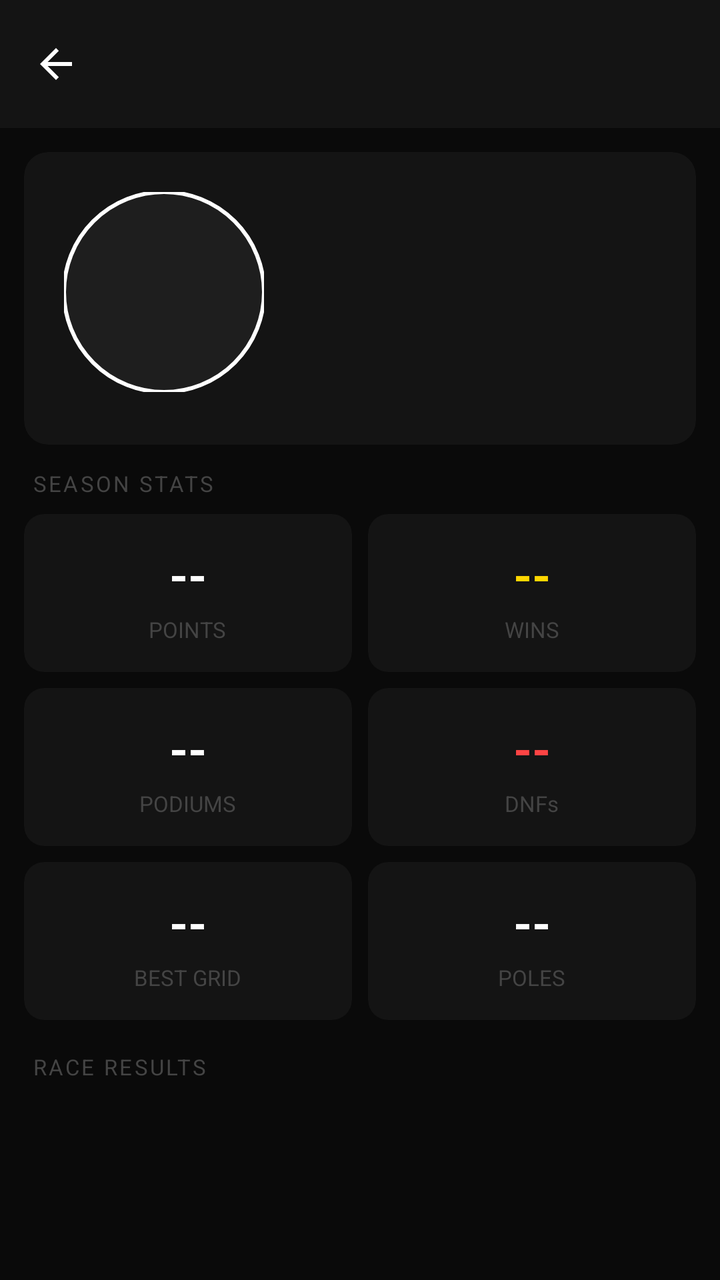
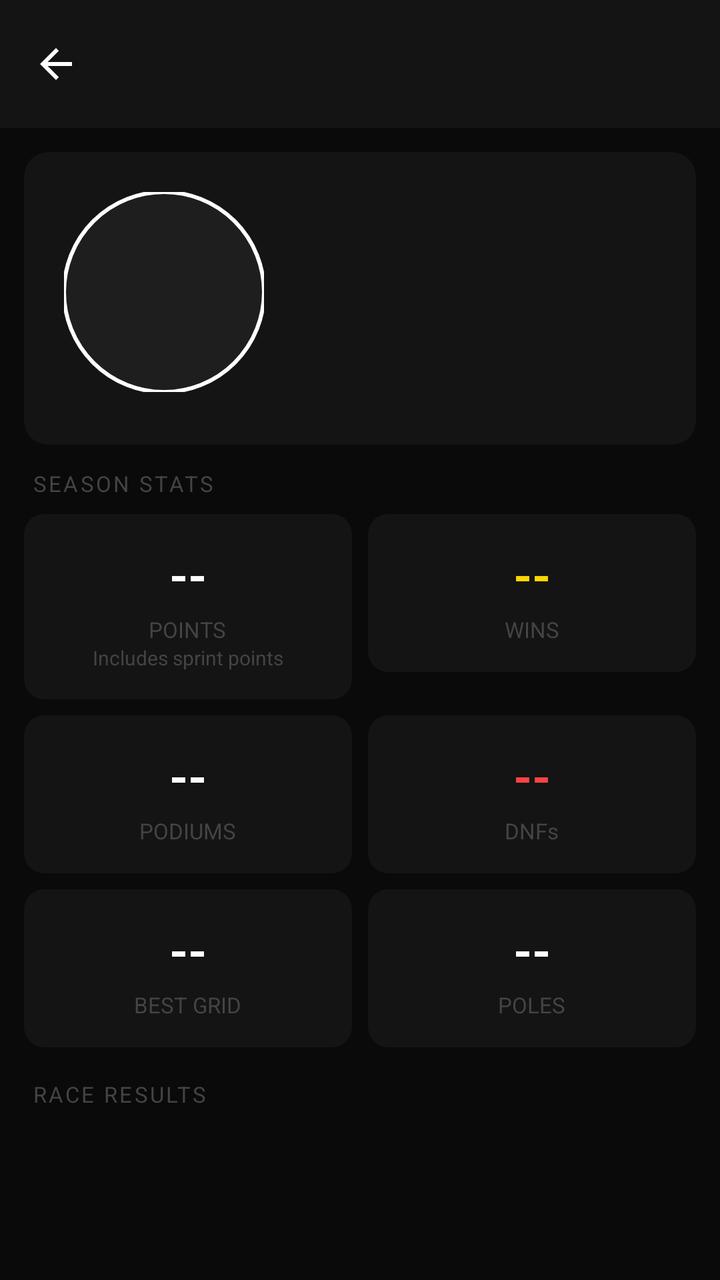

Compare the two renders of this Android layout. The source of the first and the diff that turns it into the second are given below.
<!-- AndroidManifest.xml: activity theme Theme.F1Stats -->
<!-- res/layout/activity_driver_profile.xml -->
<?xml version="1.0" encoding="utf-8"?>
<LinearLayout
    xmlns:android="http://schemas.android.com/apk/res/android"
    xmlns:app="http://schemas.android.com/apk/res-auto"
    android:layout_width="match_parent"
    android:layout_height="match_parent"
    android:orientation="vertical"
    android:background="@color/bg_dark"
    android:fitsSystemWindows="true">

    <androidx.appcompat.widget.Toolbar
        android:id="@+id/toolbar"
        android:layout_width="match_parent"
        android:layout_height="?attr/actionBarSize"
        android:background="@color/bg_surface"
        app:titleTextColor="@color/text_primary"
        app:subtitleTextColor="@color/text_secondary"
        app:navigationIcon="@drawable/ic_back" />

    <ProgressBar
        android:id="@+id/pb_loading"
        style="?android:attr/progressBarStyleHorizontal"
        android:layout_width="match_parent"
        android:layout_height="3dp"
        android:indeterminate="true"
        android:indeterminateTint="@color/f1_red"
        android:visibility="gone" />

    <androidx.core.widget.NestedScrollView
        android:layout_width="match_parent"
        android:layout_height="0dp"
        android:layout_weight="1">

        <LinearLayout
            android:layout_width="match_parent"
            android:layout_height="wrap_content"
            android:orientation="vertical">

            
            <com.google.android.material.card.MaterialCardView
                android:id="@+id/card_header"
                android:layout_width="match_parent"
                android:layout_height="wrap_content"
                android:layout_margin="@dimen/spacing_row"
                app:cardBackgroundColor="@color/bg_surface"
                app:cardCornerRadius="12dp"
                app:cardElevation="0dp"
                app:strokeWidth="0dp">

                <FrameLayout
                    android:layout_width="match_parent"
                    android:layout_height="wrap_content">

                    
                    <View
                        android:id="@+id/view_header_gradient"
                        android:layout_width="match_parent"
                        android:layout_height="match_parent" />

                    
                    <TextView
                        android:id="@+id/tv_number_watermark"
                        android:layout_width="wrap_content"
                        android:layout_height="wrap_content"
                        android:layout_gravity="end|center_vertical"
                        android:layout_marginEnd="-10dp"
                        android:textColor="@color/text_primary"
                        android:textSize="110sp"
                        android:textStyle="bold"
                        android:alpha="0.07"
                        android:text="" />

                    
                    <LinearLayout
                        android:layout_width="match_parent"
                        android:layout_height="wrap_content"
                        android:orientation="horizontal"
                        android:gravity="center_vertical"
                        android:padding="20dp">

                        
                        <com.google.android.material.imageview.ShapeableImageView
                            android:id="@+id/iv_headshot"
                            android:layout_width="100dp"
                            android:layout_height="100dp"
                            android:scaleType="centerCrop"
                            android:background="@color/bg_divider"
                            app:shapeAppearanceOverlay="@style/ShapeAppearance.Circle"
                            app:strokeColor="@color/text_primary"
                            app:strokeWidth="2dp" />

                        
                        <LinearLayout
                            android:layout_width="0dp"
                            android:layout_height="wrap_content"
                            android:layout_weight="1"
                            android:orientation="vertical"
                            android:layout_marginStart="@dimen/spacing_md">

                            <TextView
                                android:id="@+id/tv_driver_name"
                                android:layout_width="wrap_content"
                                android:layout_height="wrap_content"
                                android:textColor="@color/text_primary"
                                android:textSize="@dimen/text_display"
                                android:textStyle="bold" />

                            <TextView
                                android:id="@+id/tv_team_name"
                                android:layout_width="wrap_content"
                                android:layout_height="wrap_content"
                                android:layout_marginTop="@dimen/spacing_xs"
                                android:textSize="@dimen/text_body_sm"
                                android:textStyle="bold" />

                            <TextView
                                android:id="@+id/tv_number_flag"
                                android:layout_width="wrap_content"
                                android:layout_height="wrap_content"
                                android:layout_marginTop="6dp"
                                android:textColor="@color/text_secondary"
                                android:textSize="@dimen/text_caption" />

                            <TextView
                                android:id="@+id/tv_dob"
                                android:layout_width="wrap_content"
                                android:layout_height="wrap_content"
                                android:layout_marginTop="@dimen/spacing_xs"
                                android:textColor="@color/text_tertiary"
                                android:textSize="@dimen/text_metadata"
                                android:visibility="gone" />

                        </LinearLayout>
                    </LinearLayout>

                </FrameLayout>
            </com.google.android.material.card.MaterialCardView>

            
            <TextView
                android:layout_width="match_parent"
                android:layout_height="wrap_content"
                android:text="SEASON STATS"
                android:textColor="@color/text_hint"
                android:textSize="@dimen/text_small"
                android:letterSpacing="0.1"
                android:paddingStart="@dimen/spacing_md"
                android:paddingEnd="@dimen/spacing_md"
                android:paddingBottom="@dimen/spacing_sm" />

            
            <LinearLayout
                android:layout_width="match_parent"
                android:layout_height="wrap_content"
                android:orientation="horizontal"
                android:paddingStart="@dimen/spacing_row"
                android:paddingEnd="@dimen/spacing_row"
                android:layout_marginBottom="@dimen/spacing_sm">

                <com.google.android.material.card.MaterialCardView
                    android:layout_width="0dp"
                    android:layout_height="wrap_content"
                    android:layout_weight="1"
                    android:layout_marginEnd="@dimen/spacing_xs"
                    app:cardBackgroundColor="@color/bg_surface"
                    app:cardCornerRadius="10dp"
                    app:cardElevation="0dp"
                    app:strokeWidth="0dp">
                    <LinearLayout
                        android:layout_width="match_parent"
                        android:layout_height="wrap_content"
                        android:orientation="vertical"
                        android:gravity="center"
                        android:padding="14dp">
                        <TextView
                            android:id="@+id/tv_stat_points"
                            android:layout_width="wrap_content"
                            android:layout_height="wrap_content"
                            android:text="--"
                            android:textColor="@color/text_primary"
                            android:textSize="@dimen/text_section_header"
                            android:textStyle="bold" />
                        <TextView
                            android:layout_width="wrap_content"
                            android:layout_height="wrap_content"
                            android:text="POINTS"
                            android:textColor="@color/text_hint"
                            android:textSize="@dimen/text_small"
                            android:layout_marginTop="@dimen/spacing_xs" />
                    </LinearLayout>
                </com.google.android.material.card.MaterialCardView>

                <com.google.android.material.card.MaterialCardView
                    android:layout_width="0dp"
                    android:layout_height="wrap_content"
                    android:layout_weight="1"
                    android:layout_marginStart="@dimen/spacing_xs"
                    app:cardBackgroundColor="@color/bg_surface"
                    app:cardCornerRadius="10dp"
                    app:cardElevation="0dp"
                    app:strokeWidth="0dp">
                    <LinearLayout
                        android:layout_width="match_parent"
                        android:layout_height="wrap_content"
                        android:orientation="vertical"
                        android:gravity="center"
                        android:padding="14dp">
                        <TextView
                            android:id="@+id/tv_stat_wins"
                            android:layout_width="wrap_content"
                            android:layout_height="wrap_content"
                            android:text="--"
                            android:textColor="@color/status_yellow"
                            android:textSize="@dimen/text_section_header"
                            android:textStyle="bold" />
                        <TextView
                            android:layout_width="wrap_content"
                            android:layout_height="wrap_content"
                            android:text="WINS"
                            android:textColor="@color/text_hint"
                            android:textSize="@dimen/text_small"
                            android:layout_marginTop="@dimen/spacing_xs" />
                    </LinearLayout>
                </com.google.android.material.card.MaterialCardView>

            </LinearLayout>

            
            <LinearLayout
                android:layout_width="match_parent"
                android:layout_height="wrap_content"
                android:orientation="horizontal"
                android:paddingStart="@dimen/spacing_row"
                android:paddingEnd="@dimen/spacing_row"
                android:layout_marginBottom="@dimen/spacing_sm">

                <com.google.android.material.card.MaterialCardView
                    android:layout_width="0dp"
                    android:layout_height="wrap_content"
                    android:layout_weight="1"
                    android:layout_marginEnd="@dimen/spacing_xs"
                    app:cardBackgroundColor="@color/bg_surface"
                    app:cardCornerRadius="10dp"
                    app:cardElevation="0dp"
                    app:strokeWidth="0dp">
                    <LinearLayout
                        android:layout_width="match_parent"
                        android:layout_height="wrap_content"
                        android:orientation="vertical"
                        android:gravity="center"
                        android:padding="14dp">
                        <TextView
                            android:id="@+id/tv_stat_podiums"
                            android:layout_width="wrap_content"
                            android:layout_height="wrap_content"
                            android:text="--"
                            android:textColor="@color/text_primary"
                            android:textSize="@dimen/text_section_header"
                            android:textStyle="bold" />
                        <TextView
                            android:layout_width="wrap_content"
                            android:layout_height="wrap_content"
                            android:text="PODIUMS"
                            android:textColor="@color/text_hint"
                            android:textSize="@dimen/text_small"
                            android:layout_marginTop="@dimen/spacing_xs" />
                    </LinearLayout>
                </com.google.android.material.card.MaterialCardView>

                <com.google.android.material.card.MaterialCardView
                    android:layout_width="0dp"
                    android:layout_height="wrap_content"
                    android:layout_weight="1"
                    android:layout_marginStart="@dimen/spacing_xs"
                    app:cardBackgroundColor="@color/bg_surface"
                    app:cardCornerRadius="10dp"
                    app:cardElevation="0dp"
                    app:strokeWidth="0dp">
                    <LinearLayout
                        android:layout_width="match_parent"
                        android:layout_height="wrap_content"
                        android:orientation="vertical"
                        android:gravity="center"
                        android:padding="14dp">
                        <TextView
                            android:id="@+id/tv_stat_dnfs"
                            android:layout_width="wrap_content"
                            android:layout_height="wrap_content"
                            android:text="--"
                            android:textColor="@color/color_eliminated"
                            android:textSize="@dimen/text_section_header"
                            android:textStyle="bold" />
                        <TextView
                            android:layout_width="wrap_content"
                            android:layout_height="wrap_content"
                            android:text="DNFs"
                            android:textColor="@color/text_hint"
                            android:textSize="@dimen/text_small"
                            android:layout_marginTop="@dimen/spacing_xs" />
                    </LinearLayout>
                </com.google.android.material.card.MaterialCardView>

            </LinearLayout>

            
            <LinearLayout
                android:layout_width="match_parent"
                android:layout_height="wrap_content"
                android:orientation="horizontal"
                android:paddingStart="@dimen/spacing_row"
                android:paddingEnd="@dimen/spacing_row"
                android:layout_marginBottom="@dimen/spacing_md">

                <com.google.android.material.card.MaterialCardView
                    android:layout_width="0dp"
                    android:layout_height="wrap_content"
                    android:layout_weight="1"
                    android:layout_marginEnd="@dimen/spacing_xs"
                    app:cardBackgroundColor="@color/bg_surface"
                    app:cardCornerRadius="10dp"
                    app:cardElevation="0dp"
                    app:strokeWidth="0dp">
                    <LinearLayout
                        android:layout_width="match_parent"
                        android:layout_height="wrap_content"
                        android:orientation="vertical"
                        android:gravity="center"
                        android:padding="14dp">
                        <TextView
                            android:id="@+id/tv_stat_best_grid"
                            android:layout_width="wrap_content"
                            android:layout_height="wrap_content"
                            android:text="--"
                            android:textColor="@color/text_primary"
                            android:textSize="@dimen/text_section_header"
                            android:textStyle="bold" />
                        <TextView
                            android:layout_width="wrap_content"
                            android:layout_height="wrap_content"
                            android:text="BEST GRID"
                            android:textColor="@color/text_hint"
                            android:textSize="@dimen/text_small"
                            android:layout_marginTop="@dimen/spacing_xs" />
                    </LinearLayout>
                </com.google.android.material.card.MaterialCardView>

                <com.google.android.material.card.MaterialCardView
                    android:layout_width="0dp"
                    android:layout_height="wrap_content"
                    android:layout_weight="1"
                    android:layout_marginStart="@dimen/spacing_xs"
                    app:cardBackgroundColor="@color/bg_surface"
                    app:cardCornerRadius="10dp"
                    app:cardElevation="0dp"
                    app:strokeWidth="0dp">
                    <LinearLayout
                        android:layout_width="match_parent"
                        android:layout_height="wrap_content"
                        android:orientation="vertical"
                        android:gravity="center"
                        android:padding="14dp">
                        <TextView
                            android:id="@+id/tv_stat_poles"
                            android:layout_width="wrap_content"
                            android:layout_height="wrap_content"
                            android:text="--"
                            android:textColor="@color/text_primary"
                            android:textSize="@dimen/text_section_header"
                            android:textStyle="bold" />
                        <TextView
                            android:layout_width="wrap_content"
                            android:layout_height="wrap_content"
                            android:text="POLES"
                            android:textColor="@color/text_hint"
                            android:textSize="@dimen/text_small"
                            android:layout_marginTop="@dimen/spacing_xs" />
                    </LinearLayout>
                </com.google.android.material.card.MaterialCardView>

            </LinearLayout>

            
            <TextView
                android:layout_width="match_parent"
                android:layout_height="wrap_content"
                android:text="RACE RESULTS"
                android:textColor="@color/text_hint"
                android:textSize="@dimen/text_small"
                android:letterSpacing="0.1"
                android:paddingStart="@dimen/spacing_md"
                android:paddingEnd="@dimen/spacing_md"
                android:paddingBottom="@dimen/spacing_sm" />

            <androidx.recyclerview.widget.RecyclerView
                android:id="@+id/rv_driver_results"
                android:layout_width="match_parent"
                android:layout_height="wrap_content"
                android:nestedScrollingEnabled="false"
                android:clipToPadding="false"
                android:paddingBottom="@dimen/spacing_lg"
                android:layoutAnimation="@anim/layout_fall_down" />

        </LinearLayout>
    </androidx.core.widget.NestedScrollView>

</LinearLayout>
<!-- resources referenced by this layout -->
<resources>
  <color name="bg_dark">#0A0A0A</color>
  <color name="bg_divider">#1E1E1E</color>
  <color name="bg_surface">#141414</color>
  <color name="color_eliminated">#FF4444</color>
  <color name="f1_red">#E10600</color>
  <color name="status_yellow">#FFD700</color>
  <color name="text_hint">#444444</color>
  <color name="text_primary">#FFFFFF</color>
  <color name="text_secondary">#9E9E9E</color>
  <color name="text_tertiary">#666666</color>
  <dimen name="spacing_lg">24dp</dimen>
  <dimen name="spacing_md">16dp</dimen>
  <dimen name="spacing_row">12dp</dimen>
  <dimen name="spacing_sm">8dp</dimen>
  <dimen name="spacing_xs">4dp</dimen>
  <dimen name="text_body_sm">14sp</dimen>
  <dimen name="text_caption">13sp</dimen>
  <dimen name="text_display">22sp</dimen>
  <dimen name="text_metadata">12sp</dimen>
  <dimen name="text_section_header">24sp</dimen>
  <dimen name="text_small">11sp</dimen>
  <!-- drawable ic_back (drawable) -->
  <?xml version="1.0" encoding="utf-8"?>
  <vector xmlns:android="http://schemas.android.com/apk/res/android"
      android:width="24dp"
      android:height="24dp"
      android:viewportWidth="24"
      android:viewportHeight="24"
      android:tint="#FFFFFF">
      <path
          android:fillColor="@android:color/white"
          android:pathData="M20,11H7.83l5.59,-5.59L12,4l-8,8 8,8 1.41,-1.41L7.83,13H20v-2z" />
  </vector>
  <style name="ShapeAppearance.Circle" parent="">
          <item name="cornerFamily">rounded</item>
          <item name="cornerSize">50%</item>
      </style>
  <style name="Theme.F1Stats" parent="Theme.Material3.Dark.NoActionBar">
          <item name="colorPrimary">@color/f1_red</item>
          <item name="colorPrimaryVariant">#A10400</item>
          <item name="colorOnPrimary">@color/white</item>
          <item name="colorSecondary">@color/white</item>
          <item name="colorOnSecondary">@color/black</item>
          <item name="android:colorBackground">@color/bg_dark</item>
          <item name="colorSurface">@color/bg_surface</item>
          <item name="colorOnSurface">@color/text_primary</item>
          <item name="android:statusBarColor">@color/bg_dark</item>
          <item name="android:navigationBarColor">@color/bg_dark</item>
          <item name="android:windowTranslucentStatus">false</item>
          <item name="android:windowDrawsSystemBarBackgrounds">true</item>
      </style>
  <color name="white">#FFFFFFFF</color>
  <color name="black">#FF000000</color>
</resources>

<!-- the commit's change to res/layout/activity_driver_profile.xml (unified diff, before → after) -->
@@ -187,6 +187,12 @@
                             android:textColor="@color/text_hint"
                             android:textSize="@dimen/text_small"
                             android:layout_marginTop="@dimen/spacing_xs" />
+                        <TextView
+                            android:layout_width="wrap_content"
+                            android:layout_height="wrap_content"
+                            android:text="Includes sprint points"
+                            android:textColor="@color/text_hint"
+                            android:textSize="@dimen/text_label" />
                     </LinearLayout>
                 </com.google.android.material.card.MaterialCardView>
 
<!-- resource entries referenced after the edit -->
@@ -18,6 +18,7 @@
   <dimen name="text_body_sm">14sp</dimen>
   <dimen name="text_caption">13sp</dimen>
   <dimen name="text_display">22sp</dimen>
+  <dimen name="text_label">10sp</dimen>
   <dimen name="text_metadata">12sp</dimen>
   <dimen name="text_section_header">24sp</dimen>
   <dimen name="text_small">11sp</dimen>
